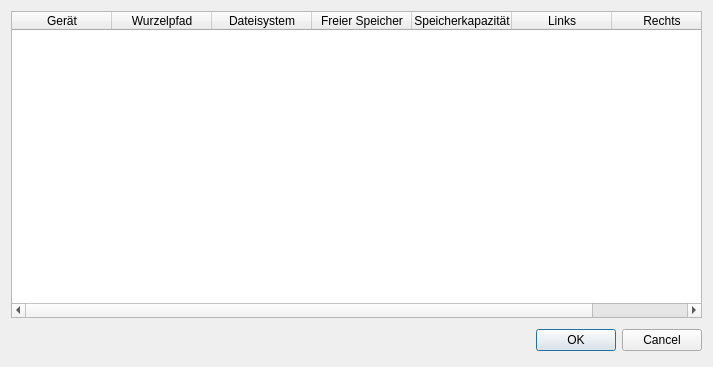
Old version of the form mountedvolumesdialog.ui in the repository striezel/qt-commander.
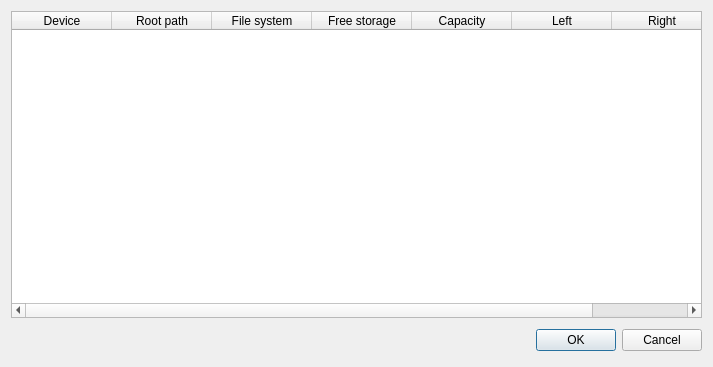
New version of the form. Icons and pictures are not drawn.

Commit message: translate GUI elements into English (part one of more to come)

The edit to the form file:
```diff
--- a/mountedvolumesdialog.ui
+++ b/mountedvolumesdialog.ui
@@ -39,37 +39,37 @@
      </attribute>
      <column>
       <property name="text">
-       <string>Gerät</string>
+       <string>Device</string>
       </property>
      </column>
      <column>
       <property name="text">
-       <string>Wurzelpfad</string>
+       <string>Root path</string>
       </property>
      </column>
      <column>
       <property name="text">
-       <string>Dateisystem</string>
+       <string>File system</string>
       </property>
      </column>
      <column>
       <property name="text">
-       <string>Freier Speicher</string>
+       <string>Free storage</string>
       </property>
      </column>
      <column>
       <property name="text">
-       <string>Speicherkapazität</string>
+       <string>Capacity</string>
       </property>
      </column>
      <column>
       <property name="text">
-       <string>Links</string>
+       <string>Left</string>
       </property>
      </column>
      <column>
       <property name="text">
-       <string>Rechts</string>
+       <string>Right</string>
       </property>
      </column>
     </widget>
```
Left out of the diff: 2 changed lines with no effect on the pictures. The commit also changes 5 other files.
